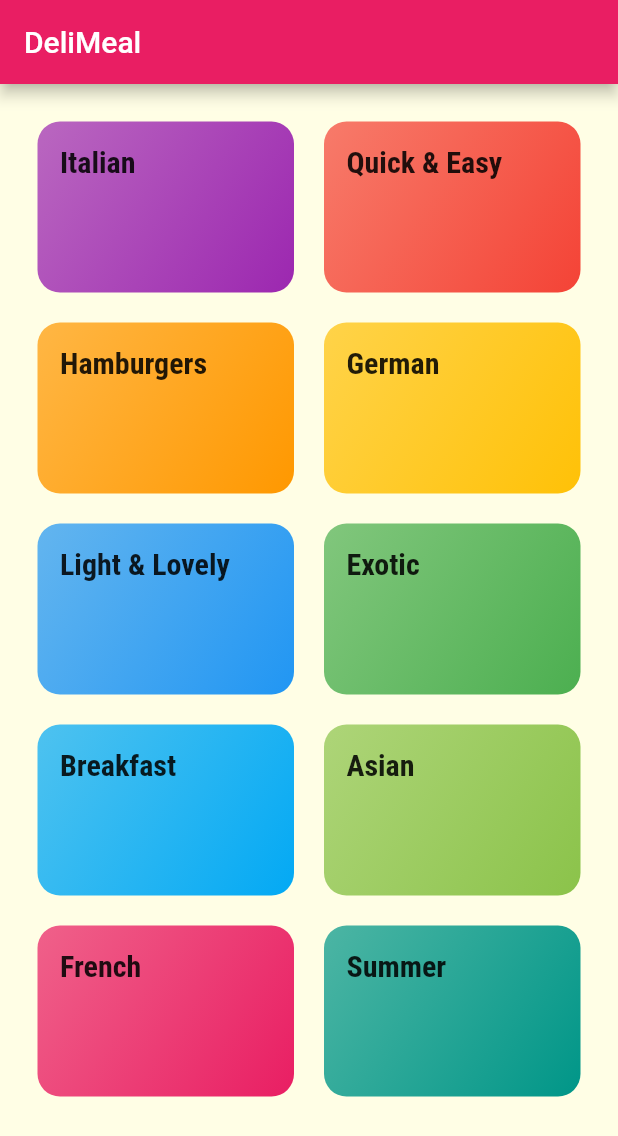
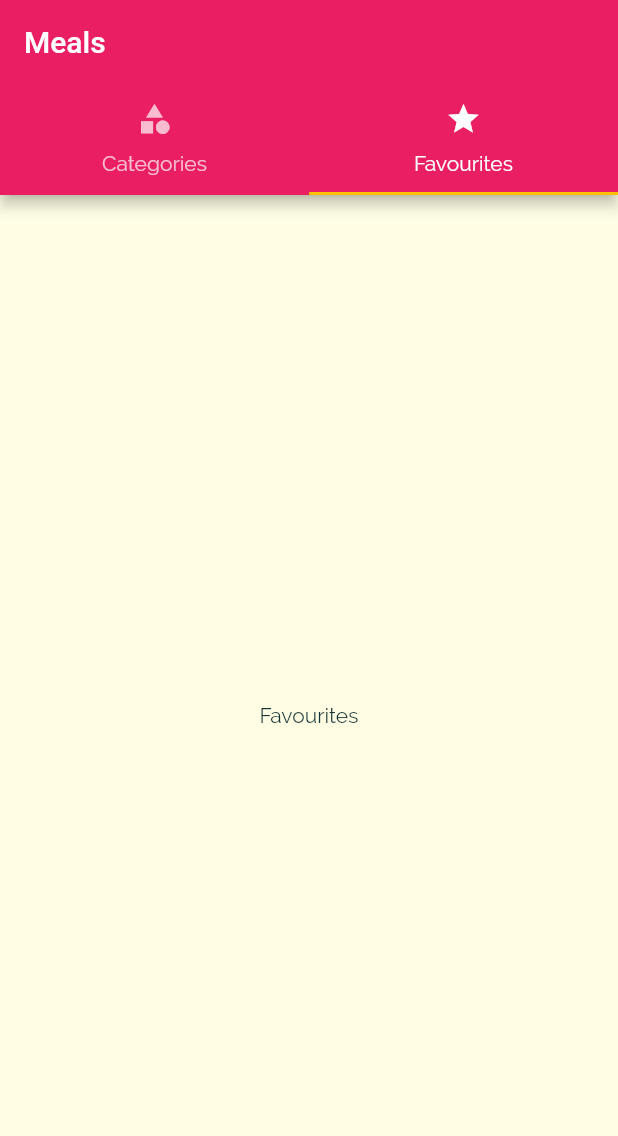
Before and after one commit to HiBorn4/flutter-meal-app, a Flutter app: the screen it shows after launch, on a phone screen of 412 x 824 dp. Shown: the top 1136 px of the screen. Run offline on Flutter 3.47's test engine with Material 2 defaults, Android fonts, the phone set to English and light mode, and no system bars.

```diff
--- a/lib/dummy_data.dart
+++ b/lib/data/dummy_data.dart
@@ -1,6 +1,6 @@
 import 'package:flutter/material.dart';
-import './models/category.dart';
-import './models/meal.dart';
+import '../models/category.dart';
+import '../models/meal.dart';
 
 // ignore: constant_identifier_names
 const DUMMY_CATEGORIES = [
--- a/lib/main.dart
+++ b/lib/main.dart
@@ -1,7 +1,9 @@
 import 'package:flutter/material.dart';
-import 'package:flutter_complete_guide/category_meal_screen.dart';
+import 'package:flutter_complete_guide/screens/meal_detail_screen.dart';
+import 'package:flutter_complete_guide/screens/tabs_screen.dart';
+import './screens/category_meal_screen.dart';
 
-import './categories_screen.dart';
+import './screens/categories_screen.dart';
 
 void main() => runApp(const MyApp());
 
@@ -28,11 +30,25 @@ class MyApp extends StatelessWidget {
               fontWeight: FontWeight.bold,
             )), colorScheme: ColorScheme.fromSwatch(primarySwatch: Colors.pink).copyWith(secondary: Colors.amber),
       ),
-      home: const CategoriesScreen(),
+      home: const TabsScreen(),
       // initialRoute: '/',
       routes: {
         // '/': (ctx) => const CategoriesScreen(),
         CategoryMealsScreen.routeName: (ctx) => const CategoryMealsScreen(),
+        MealDetailScreen.routeName: (ctx) => const MealDetailScreen(),
+      },
+      // onGenerateRoute: (settings) {
+      //   print(settings.arguments);
+      //   if (settings.name == '/meal-detail') {
+      //     return ...;
+      //   }
+      //   else if (settings.name == '/something-else'){
+      //     return ...;
+      //   }
+      //   return MaterialPageRoute(builder: (ctx) => CategoriesScreen());
+      // },
+      onUnknownRoute: (settings) {
+        return MaterialPageRoute(builder: (ctx) => const CategoriesScreen());
       },
     );
   }
--- a/lib/categories_screen.dart
+++ b/lib/screens/categories_screen.dart
@@ -1,18 +1,14 @@
 import 'package:flutter/material.dart';
 
-import './dummy_data.dart';
-import './category_item.dart';
+import '../data/dummy_data.dart';
+import '../widgets/category_item.dart';
 
 class CategoriesScreen extends StatelessWidget {
   const CategoriesScreen({Key key}) : super(key: key);
 
   @override
   Widget build(BuildContext context) {
-    return Scaffold(
-      appBar: AppBar(
-        title: const Text('DeliMeal'),
-      ),
-      body: GridView(
+    return GridView(
         padding: const EdgeInsets.all(25),
         gridDelegate: const SliverGridDelegateWithMaxCrossAxisExtent(
           maxCrossAxisExtent: 200,
@@ -29,7 +25,6 @@ class CategoriesScreen extends StatelessWidget {
                   ),
             )
             .toList(),
-      ),
-    );
+      );
   }
 }
--- /dev/null
+++ b/lib/screens/favourites_screen.dart
@@ -0,0 +1,12 @@
+import 'package:flutter/material.dart';
+
+class FavouritesScreen extends StatelessWidget {
+  const FavouritesScreen({Key key}) : super(key: key);
+
+  @override
+  Widget build(BuildContext context) {
+    return const Center(
+      child: Text("Favourites"),
+    );
+  }
+}
--- /dev/null
+++ b/lib/screens/tabs_screen.dart
@@ -0,0 +1,45 @@
+import 'package:flutter/material.dart';
+import 'package:flutter_complete_guide/screens/categories_screen.dart';
+
+import 'favourites_screen.dart';
+
+class TabsScreen extends StatefulWidget {
+  const TabsScreen({Key key}) : super(key: key);
+
+  @override
+  State<TabsScreen> createState() => _TabsScreenState();
+}
+
+class _TabsScreenState extends State<TabsScreen> {
+  @override
+  Widget build(BuildContext context) {
+    return DefaultTabController(
+      initialIndex: 1,
+      length: 2, child: Scaffold(
+      appBar: AppBar(title: const Text('Meals'),
+      bottom: const TabBar(tabs: <Widget>[
+        Tab(
+          icon: Icon(
+            Icons.category,
+            ),
+          text: "Categories",
+          ),
+        Tab(
+          icon: Icon(
+            Icons.star,
+          ),
+          text: "Favourites",
+        )
+      ],
+      ),
+      ),
+      body: const TabBarView(
+        children: <Widget>[
+          CategoriesScreen(),
+          FavouritesScreen(),
+        ],
+      ),
+    ),
+    );
+  }
+}
--- a/lib/category_item.dart
+++ b/lib/widgets/category_item.dart
@@ -1,5 +1,5 @@
 import 'package:flutter/material.dart';
-import 'package:flutter_complete_guide/category_meal_screen.dart';
+import '../screens/category_meal_screen.dart';
 
 class CategoryItem extends StatelessWidget {
   final String id;
```
Also changed, not shown: lib/screens/category_meal_screen.dart (renamed from lib/category_meal_screen.dart, +10 -2 lines), lib/screens/meal_detail_screen.dart (added, +82 -0 lines), lib/widgets/meal_item.dart (added, +139 -0 lines).
